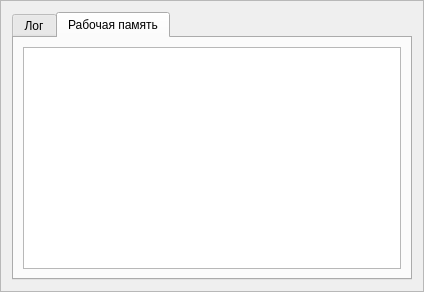
Old version of the form ui/mlvcontrol.ui in the repository vinni-au/nya-cats.
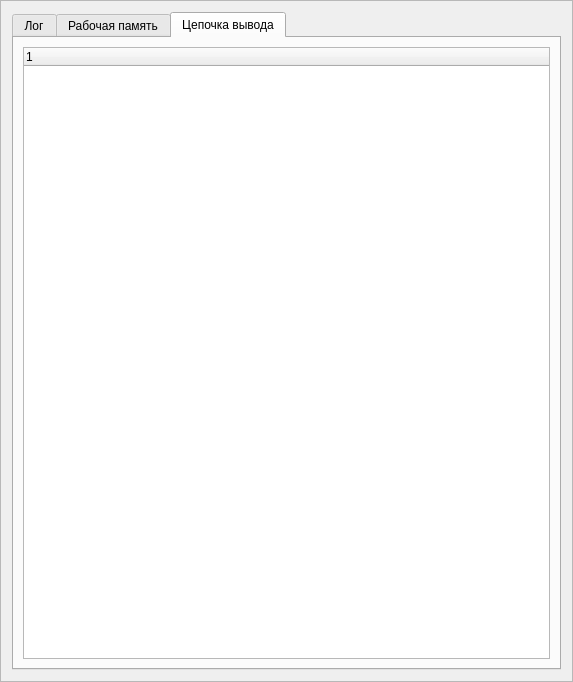
New version of the form.

Commit message: МЛВ КОНТРОЛ: сделал tree view line of reasoning

What changed in the file:
```diff
--- a/ui/mlvcontrol.ui
+++ b/ui/mlvcontrol.ui
@@ -6,8 +6,8 @@
    <rect>
     <x>0</x>
     <y>0</y>
-    <width>424</width>
-    <height>292</height>
+    <width>573</width>
+    <height>682</height>
    </rect>
   </property>
   <property name="windowTitle">
@@ -26,7 +26,7 @@
    <item>
     <widget class="QTabWidget" name="tabWidget">
      <property name="currentIndex">
-      <number>1</number>
+      <number>2</number>
      </property>
      <widget class="QWidget" name="tab">
       <attribute name="title">
@@ -48,6 +48,22 @@
        </item>
       </layout>
      </widget>
+     <widget class="QWidget" name="tab_3">
+      <attribute name="title">
+       <string>Цепочка вывода</string>
+      </attribute>
+      <layout class="QHBoxLayout" name="horizontalLayout_4">
+       <item>
+        <widget class="QTreeWidget" name="lineOfReasoning">
+         <column>
+          <property name="text">
+           <string notr="true">1</string>
+          </property>
+         </column>
+        </widget>
+       </item>
+      </layout>
+     </widget>
     </widget>
    </item>
   </layout>
```
The commit also changes 12 other files.
